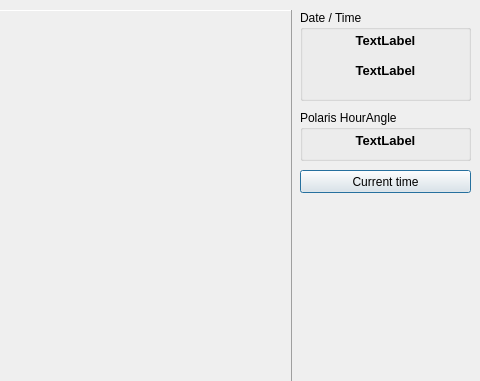
This is cpolarishourangle.ui in PavelMr/skytechx as Qt 5 draws it before an edit; both pictures show x 230 to 710 and y 0 to 381 of the 710 by 531 pixel window. The edited form follows.
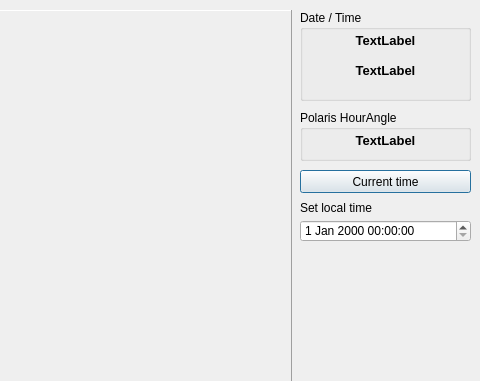
This is the edited form.

Patch:
```diff
--- a/cpolarishourangle.ui
+++ b/cpolarishourangle.ui
@@ -150,6 +150,35 @@
     <string>OK</string>
    </property>
   </widget>
+  <widget class="QDateTimeEdit" name="dateTimeEdit">
+   <property name="geometry">
+    <rect>
+     <x>530</x>
+     <y>220</y>
+     <width>171</width>
+     <height>22</height>
+    </rect>
+   </property>
+   <property name="currentSection">
+    <enum>QDateTimeEdit::DaySection</enum>
+   </property>
+   <property name="calendarPopup">
+    <bool>false</bool>
+   </property>
+  </widget>
+  <widget class="QLabel" name="label">
+   <property name="geometry">
+    <rect>
+     <x>530</x>
+     <y>200</y>
+     <width>171</width>
+     <height>16</height>
+    </rect>
+   </property>
+   <property name="text">
+    <string>Set local time</string>
+   </property>
+  </widget>
  </widget>
  <resources/>
  <connections/>
```
